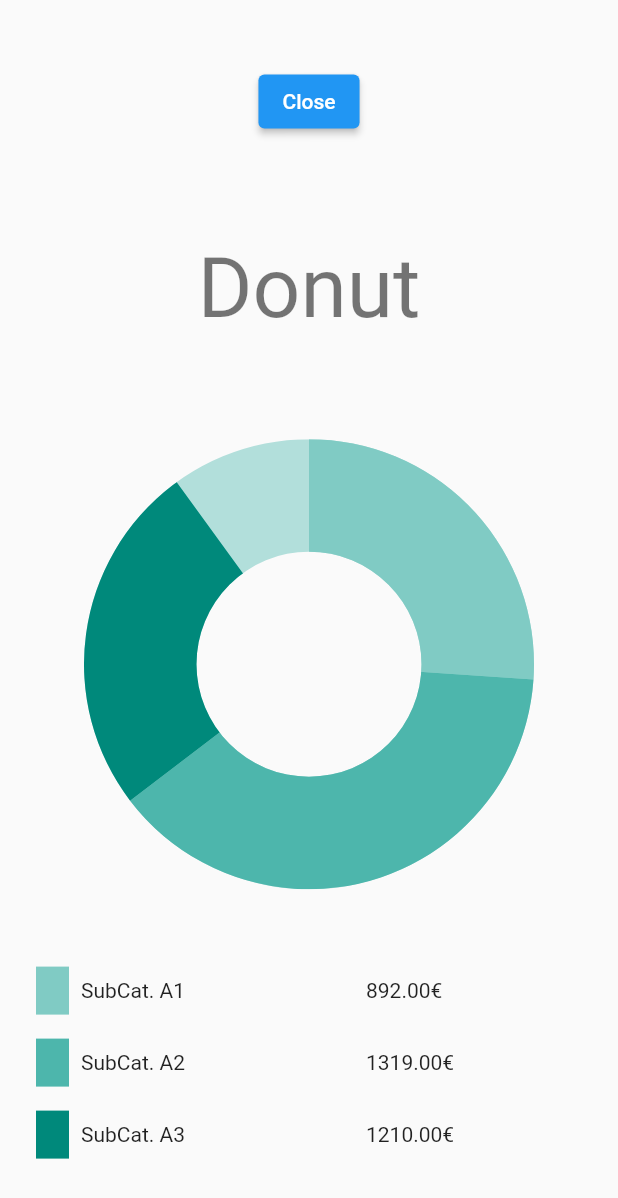
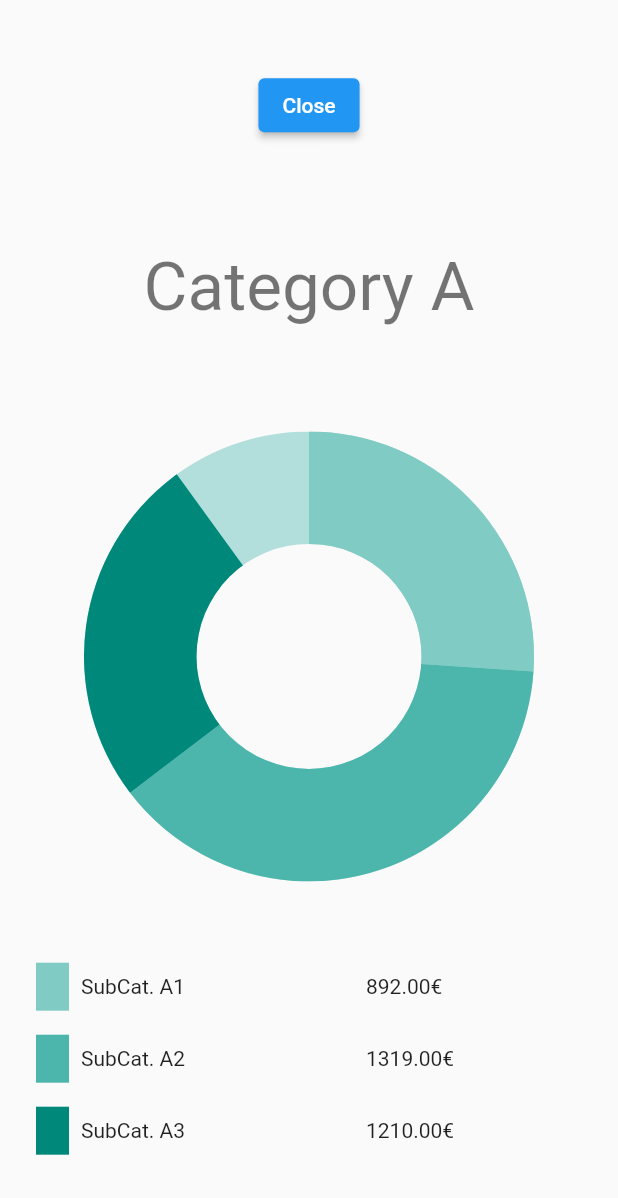
Before and after one commit to rxlabz/animated_donut, a Flutter app: the SubCategoryScreen screen opened directly with sample values from the repository, on a phone screen of 412 x 824 dp. Shown: the top 1198 px of the screen. Run offline on Flutter 3.47's test engine with Material 2 defaults, Android fonts, the phone set to English and light mode, and no system bars; missing offline and left inert: basics.

Commit message:
display category title

```diff
--- a/lib/subcategories_screen.dart
+++ b/lib/subcategories_screen.dart
@@ -56,7 +56,7 @@ class _SubCategoryScreenState extends State<SubCategoryScreen>
             ),
             Padding(
               padding: const EdgeInsets.all(24),
-              child: Text('Donut', style: textTheme.displayMedium),
+              child: Text(widget.category.title, style: textTheme.displaySmall),
             ),
             Flexible(
               child: ConstrainedBox(
```
